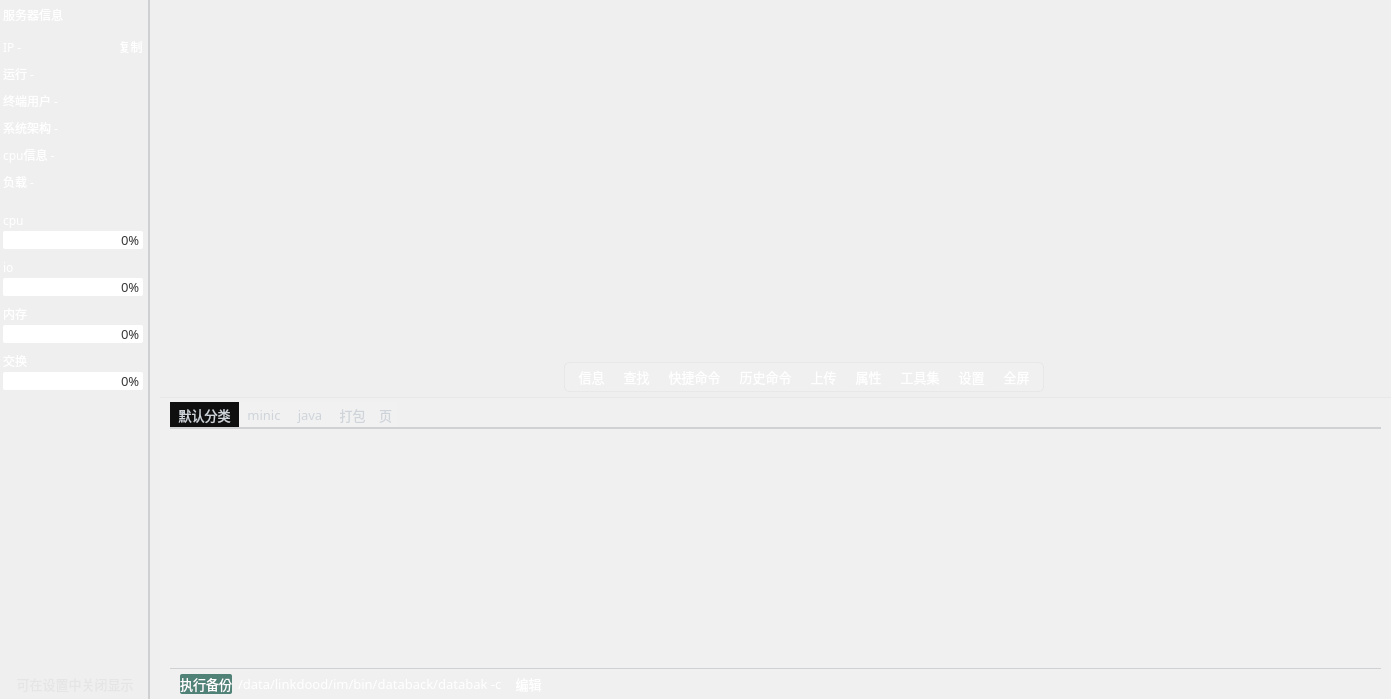
Qt form Fdog-Kit/module_ssh/sshwidget.ui (HuaGouFdog/Fdog-Kit) before a commit.
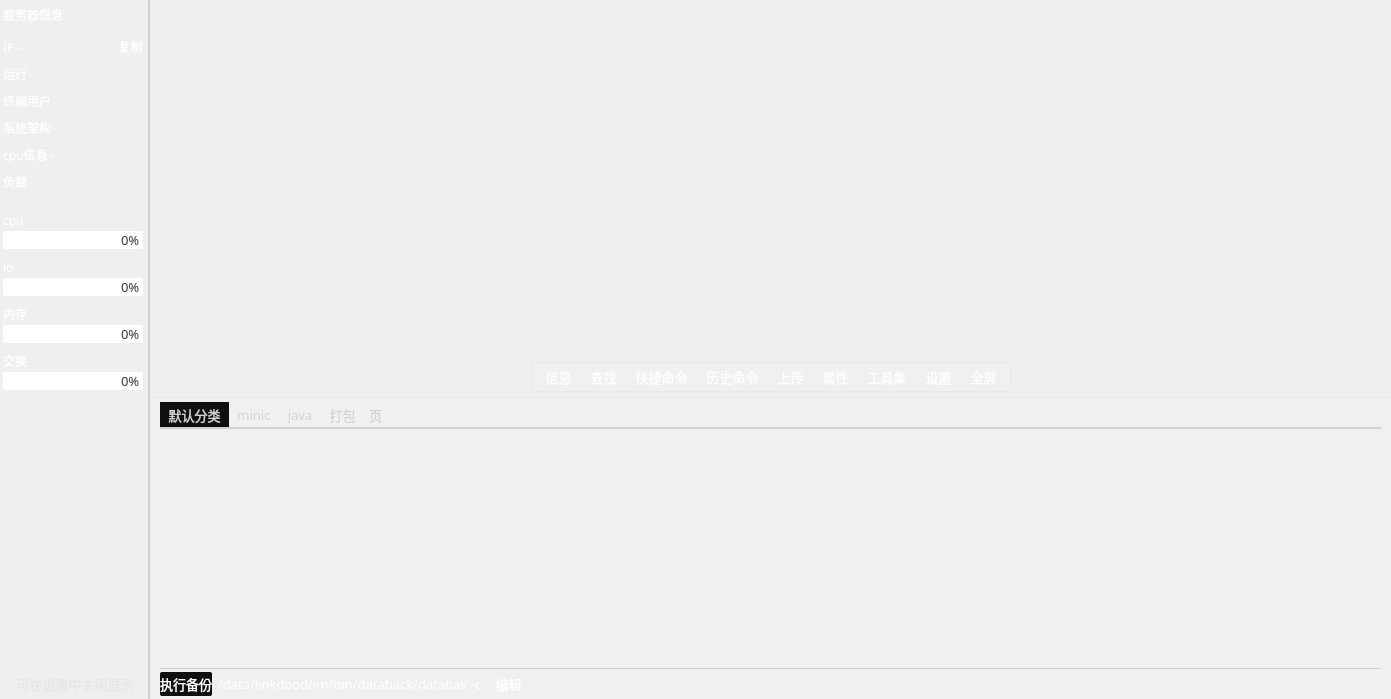
The same form after that commit. Icons and pictures are not drawn.

Patch:
```diff
--- a/Fdog-Kit/module_ssh/sshwidget.ui
+++ b/Fdog-Kit/module_ssh/sshwidget.ui
@@ -21,7 +21,7 @@
   </property>
   <layout class="QHBoxLayout" name="horizontalLayout_19">
    <property name="spacing">
-    <number>10</number>
+    <number>0</number>
    </property>
    <property name="leftMargin">
     <number>0</number>
@@ -969,6 +969,34 @@
         </property>
        </spacer>
       </item>
+      <item>
+       <widget class="QLabel" name="label">
+        <property name="minimumSize">
+         <size>
+          <width>50</width>
+          <height>0</height>
+         </size>
+        </property>
+        <property name="maximumSize">
+         <size>
+          <width>50</width>
+          <height>16777215</height>
+         </size>
+        </property>
+        <property name="font">
+         <font>
+          <family>OPPOSans B</family>
+          <pointsize>10</pointsize>
+         </font>
+        </property>
+        <property name="styleSheet">
+         <string notr="true">color: rgb(255, 255, 255);</string>
+        </property>
+        <property name="text">
+         <string/>
+        </property>
+       </widget>
+      </item>
       <item>
        <widget class="QLabel" name="label_infoTip">
         <property name="font">
@@ -1108,7 +1136,7 @@
                     <rect>
                      <x>0</x>
                      <y>0</y>
-                     <width>1231</width>
+                     <width>1241</width>
                      <height>360</height>
                     </rect>
                    </property>
@@ -1443,34 +1471,6 @@
                   </property>
                  </spacer>
                 </item>
-                <item>
-                 <widget class="QLabel" name="label">
-                  <property name="minimumSize">
-                   <size>
-                    <width>50</width>
-                    <height>0</height>
-                   </size>
-                  </property>
-                  <property name="maximumSize">
-                   <size>
-                    <width>50</width>
-                    <height>16777215</height>
-                   </size>
-                  </property>
-                  <property name="font">
-                   <font>
-                    <family>OPPOSans B</family>
-                    <pointsize>10</pointsize>
-                   </font>
-                  </property>
-                  <property name="styleSheet">
-                   <string notr="true">color: rgb(255, 255, 255);</string>
-                  </property>
-                  <property name="text">
-                   <string/>
-                  </property>
-                 </widget>
-                </item>
                 <item>
                  <widget class="QWidget" name="widget_toolbar_s" native="true">
                   <property name="minimumSize">
@@ -2065,16 +2065,16 @@
                </property>
                <layout class="QHBoxLayout" name="horizontalLayout_5">
                 <property name="leftMargin">
-                 <number>10</number>
+                 <number>0</number>
                 </property>
                 <property name="topMargin">
-                 <number>5</number>
+                 <number>3</number>
                 </property>
                 <property name="rightMargin">
-                 <number>10</number>
+                 <number>0</number>
                 </property>
                 <property name="bottomMargin">
-                 <number>5</number>
+                 <number>3</number>
                 </property>
                 <item>
                  <widget class="QLabel" name="label_command">
@@ -2086,7 +2086,7 @@
                    </font>
                   </property>
                   <property name="styleSheet">
-                   <string notr="true">background-color: rgb(80, 130, 120);
+                   <string notr="true">background-color: rgb(15, 15, 15);
 color: rgb(255, 255, 255);
 border-radius: 2px;</string>
                   </property>
```
